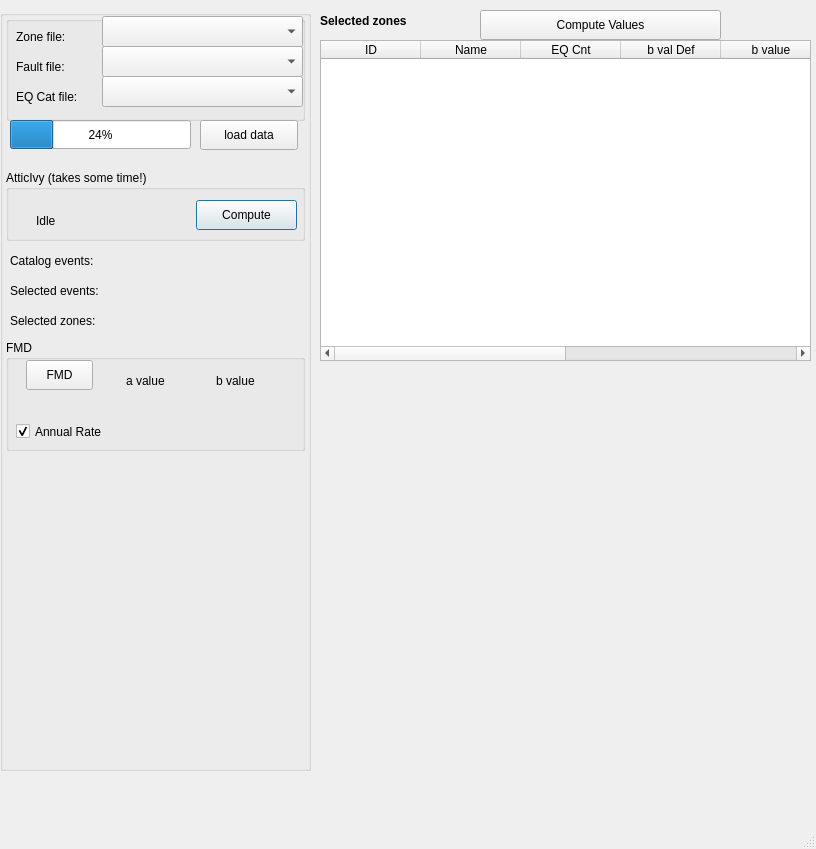
Before: the Qt Designer form mt_seismicsource/ui_seismicsource.ui in feuchner/seismicsource-toolkit, drawn with Qt 5.
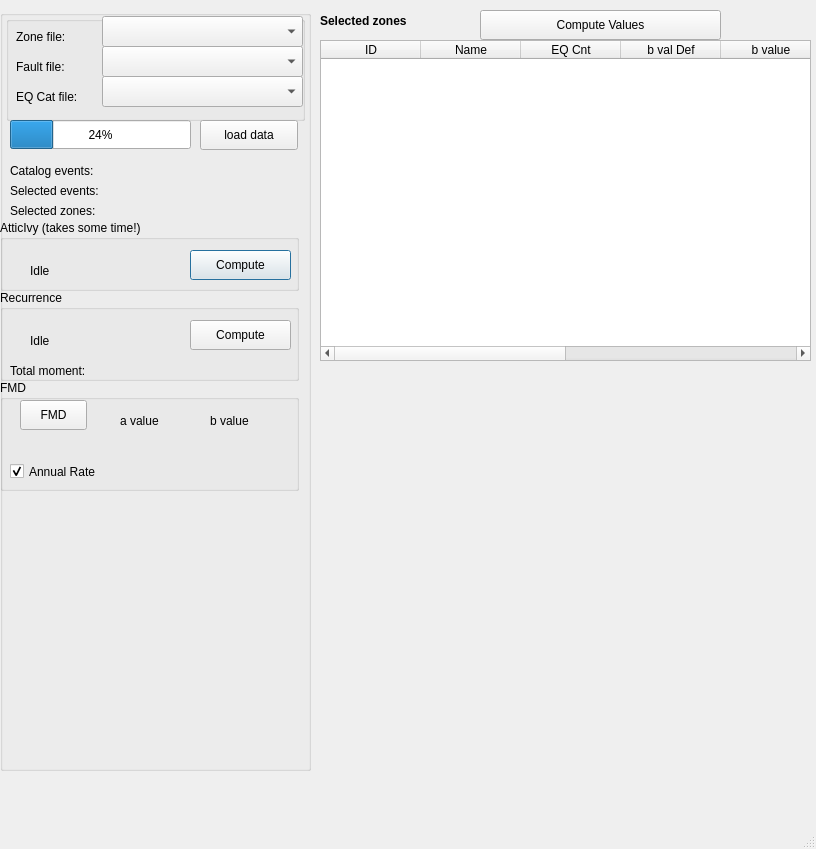
After: the same form once the commit is applied. Custom widgets are drawn as their Qt base class.

Commit message: first version of fault recurrence computations-proper scaling to be checked

```diff
--- a/mt_seismicsource/ui_seismicsource.ui
+++ b/mt_seismicsource/ui_seismicsource.ui
@@ -122,8 +122,8 @@
     <widget class="QGroupBox" name="groupBoxAtticIvy">
      <property name="geometry">
       <rect>
-       <x>6</x>
-       <y>160</y>
+       <x>0</x>
+       <y>210</y>
        <width>299</width>
        <height>71</height>
       </rect>
@@ -172,7 +172,7 @@
      <property name="geometry">
       <rect>
        <x>10</x>
-       <y>270</y>
+       <y>170</y>
        <width>119</width>
        <height>21</height>
       </rect>
@@ -185,7 +185,7 @@
      <property name="geometry">
       <rect>
        <x>10</x>
-       <y>300</y>
+       <y>190</y>
        <width>116</width>
        <height>21</height>
       </rect>
@@ -197,8 +197,8 @@
     <widget class="QGroupBox" name="groupBoxFMD">
      <property name="geometry">
       <rect>
-       <x>6</x>
-       <y>330</y>
+       <x>0</x>
+       <y>370</y>
        <width>299</width>
        <height>111</height>
       </rect>
@@ -286,7 +286,7 @@
      <property name="geometry">
       <rect>
        <x>10</x>
-       <y>240</y>
+       <y>150</y>
        <width>111</width>
        <height>21</height>
       </rect>
@@ -330,6 +330,68 @@
       <string>load data</string>
      </property>
     </widget>
+    <widget class="QGroupBox" name="groupBoxRecurrence">
+     <property name="geometry">
+      <rect>
+       <x>0</x>
+       <y>280</y>
+       <width>299</width>
+       <height>91</height>
+      </rect>
+     </property>
+     <property name="title">
+      <string>Recurrence</string>
+     </property>
+     <widget class="KLed" name="recurrenceLED">
+      <property name="geometry">
+       <rect>
+        <x>10</x>
+        <y>40</y>
+        <width>16</width>
+        <height>16</height>
+       </rect>
+      </property>
+     </widget>
+     <widget class="QLabel" name="recurrenceLEDLabel">
+      <property name="geometry">
+       <rect>
+        <x>30</x>
+        <y>40</y>
+        <width>141</width>
+        <height>21</height>
+       </rect>
+      </property>
+      <property name="text">
+       <string>Idle</string>
+      </property>
+     </widget>
+     <widget class="QPushButton" name="btnRecurrence">
+      <property name="geometry">
+       <rect>
+        <x>190</x>
+        <y>30</y>
+        <width>101</width>
+        <height>30</height>
+       </rect>
+      </property>
+      <property name="text">
+       <string>Compute</string>
+      </property>
+     </widget>
+     <widget class="QLabel" name="labelTotalMoment">
+      <property name="geometry">
+       <rect>
+        <x>10</x>
+        <y>70</y>
+        <width>271</width>
+        <height>21</height>
+       </rect>
+      </property>
+      <property name="text">
+       <string>Total moment:</string>
+      </property>
+     </widget>
+    </widget>
    </widget>
   </widget>
   <widget class="QWidget" name="widgetPlotFMD" native="true">
```
The commit also changes 6 other files.
